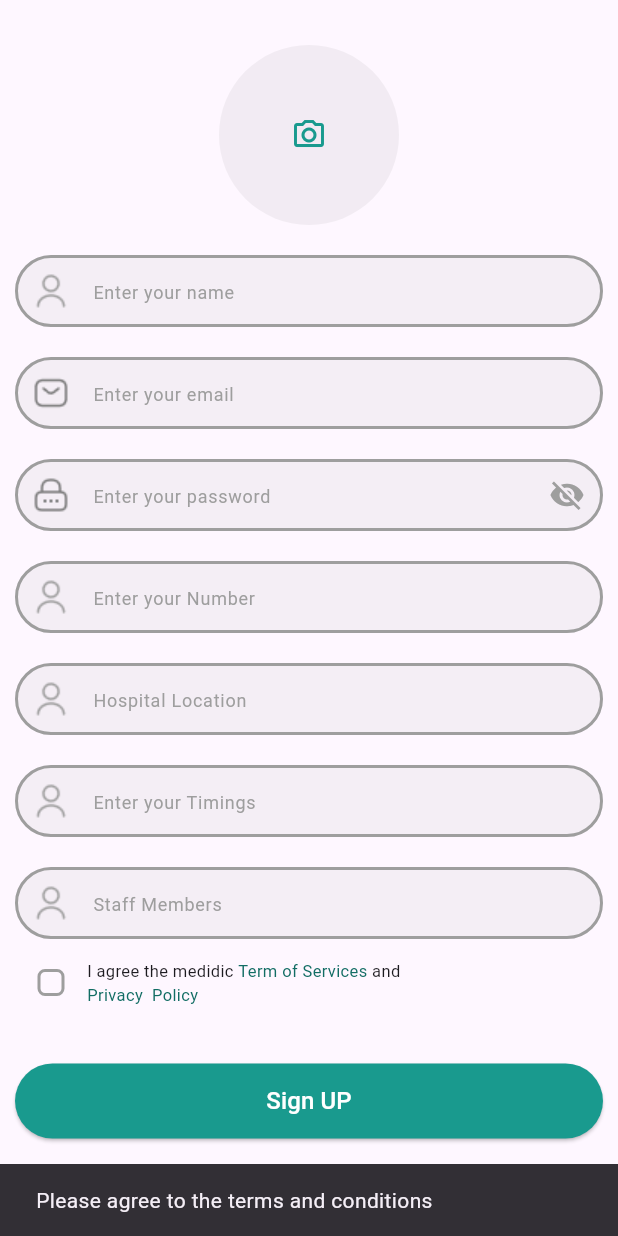
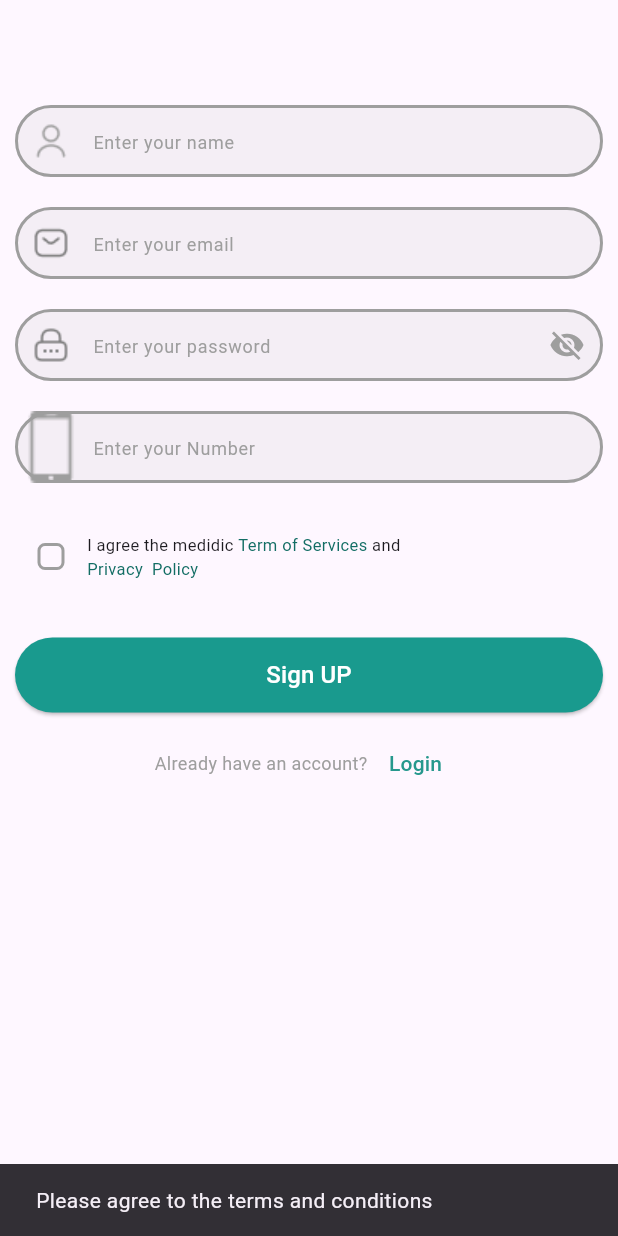
Before and after one commit to huzaifaAhmad9/FYP-SwiftAid, a Flutter app: the Doctor widget shown alone on an empty page, opened directly, after a tap on "Sign UP", on a phone screen of 412 x 824 dp. Run offline on Flutter 3.47's test engine with Material 3 defaults, Android fonts, the phone set to English and light mode, and no system bars; our stand-ins replace avatar_glow, firebase_auth, firebase_core, firebase_database, flutter_bloc, fluttertoast and 8 more; missing offline and left inert: animated_weight_picker, audio_waveforms, cupertino_height_picker, flutter_sound, scroll_wheel_date_picker, tutorial_coach_mark; accounts and stored records are empty.

Commit message:
single hospital api

```diff
--- a/lib/Screens/auth/SignUp/sign.dart
+++ b/lib/Screens/auth/SignUp/sign.dart
@@ -1,4 +1,7 @@
 import 'package:swift_aid/Screens/auth/components/custom_field.dart';
+import 'package:swift_aid/bloc/hospital_auth_bloc/hospital_auth_bloc.dart';
+import 'package:swift_aid/bloc/hospital_auth_bloc/hospital_auth_event.dart';
+import 'package:swift_aid/bloc/hospital_auth_bloc/hospital_auth_state.dart';
 import 'package:swift_aid/components/responsive_sized_box.dart';
 import 'package:swift_aid/Screens/auth/SignUp/verify_otp.dart';
 import 'package:swift_aid/bloc/auth_bloc/auth_evetns.dart';
@@ -542,9 +545,11 @@ class _DoctorState extends State<Doctor> {
   late TextEditingController _name;
   late TextEditingController _email;
   late TextEditingController _password;
+  late TextEditingController _number;
   late FocusNode _nameFocus;
   late FocusNode _emailFocus;
   late FocusNode _passwordFocus;
+  late FocusNode _numberFocus;
   bool _obscurePassword = true;
   bool _isEmailValid = false;
   bool _isChecked = false;
@@ -553,9 +558,9 @@ class _DoctorState extends State<Doctor> {
     showDialog(
       context: context,
       builder: (BuildContext context) {
-        return BlocBuilder<AuthBloc, AuthState>(
+        return BlocBuilder<HospitalAuthBloc, HospitalAuthState>(
           builder: (context, state) {
-            if (state is AuthloadingState) {
+            if (state is HospitalLoading) {
               return _buildDialog(
                 context,
                 content: const Row(
@@ -575,7 +580,7 @@ class _DoctorState extends State<Doctor> {
               );
             }
 
-            if (state is AuthSucessState) {
+            if (state is HospitalSuccess) {
               log("Success state triggered");
 
               // Show success dialog first
@@ -608,14 +613,14 @@ class _DoctorState extends State<Doctor> {
               });
             }
 
-            if (state is AuthErrorState) {
+            if (state is HospitalFailure) {
               return _buildDialog(
                 context,
                 content: Column(
                   mainAxisSize: MainAxisSize.min,
                   children: [
                     Text(
-                      state.message,
+                      state.error,
                       style: const TextStyle(
                           fontSize: 16, fontWeight: FontWeight.bold),
                       textAlign: TextAlign.center,
@@ -643,10 +648,10 @@ class _DoctorState extends State<Doctor> {
     final email = _email.text.trim();
     final password = _password.text.trim();
     final name = _name.text.trim();
+    final number = _number.text.trim();
 
-    context
-        .read<AuthBloc>()
-        .add(SignupEvent(email: email, password: password, name));
+    context.read<HospitalAuthBloc>().add(RegisterHospital(
+        email: email, password: password, name: name, phone: number));
     customDialogue();
   }
 
@@ -658,10 +663,12 @@ class _DoctorState extends State<Doctor> {
     _name = TextEditingController();
     _email = TextEditingController();
     _password = TextEditingController();
+    _number = TextEditingController();
 
     _nameFocus = FocusNode();
     _emailFocus = FocusNode();
     _passwordFocus = FocusNode();
+    _numberFocus = FocusNode();
     _email.addListener(_checkEmail);
 
     _nameFocus.addListener(() {
@@ -673,6 +680,9 @@ class _DoctorState extends State<Doctor> {
     _passwordFocus.addListener(() {
       setState(() {});
     });
+    _numberFocus.addListener(() {
+      setState(() {});
+    });
   }
 
   @override
@@ -680,9 +690,11 @@ class _DoctorState extends State<Doctor> {
     _name.dispose();
     _email.dispose();
     _password.dispose();
+    _number.dispose();
     _nameFocus.dispose();
     _emailFocus.dispose();
     _passwordFocus.dispose();
+    _numberFocus.dispose();
     super.dispose();
   }
 
@@ -710,20 +722,8 @@ class _DoctorState extends State<Doctor> {
               padding: const EdgeInsets.symmetric(horizontal: 10),
               child: Column(
                 children: [
-                  Container(
-                    height: 120,
-                    width: 120,
-                    decoration: BoxDecoration(
-                      color: AppColors.lightGrey.withOpacity(0.1),
-                      shape: BoxShape.circle,
-                    ),
-                    child: const Icon(
-                      Icons.camera_alt_outlined,
-                      color: AppColors.primaryColor,
-                    ),
-                  ),
                   const SizedBox(
-                    height: 20,
+                    height: 40,
                   ),
                   CustomField(
                     controller: _name,
@@ -824,15 +824,16 @@ class _DoctorState extends State<Doctor> {
                     height: 20,
                   ),
                   CustomField(
-                    controller: _name,
+                    controller: _number,
                     hintText: "Enter your Number",
                     obscureText: false,
-                    focusNode: _nameFocus,
+                    focusNode: _numberFocus,
                     prefixIcon: Image.asset(
-                      'assets/images/user.png',
-                      height: 20,
-                      width: 20,
-                      color: _nameFocus.hasFocus
+                      'assets/images/phone.png',
+                      scale: 0.3,
+                      height: 0,
+                      width: 0,
+                      color: _numberFocus.hasFocus
                           ? const Color.fromARGB(255, 18, 109, 100)
                           : Colors.grey,
                     ),
@@ -846,54 +847,6 @@ class _DoctorState extends State<Doctor> {
                   ),
                   const SizedBox(
                     height: 20,
-                  ),
-                  CustomField(
-                    controller: _name,
-                    hintText: "Hospital Location",
-                    obscureText: false,
-                    focusNode: _nameFocus,
-                    prefixIcon: Image.asset(
-                      'assets/images/user.png',
-                      height: 20,
-                      width: 20,
-                      color: _nameFocus.hasFocus
-                          ? const Color.fromARGB(255, 18, 109, 100)
-                          : Colors.grey,
-                    ),
-                  ),
-                  const SizedBox(
-                    height: 20,
-                  ),
-                  CustomField(
-                    controller: _name,
-                    hintText: "Enter your Timings",
-                    obscureText: false,
-                    focusNode: _nameFocus,
-                    prefixIcon: Image.asset(
-                      'assets/images/user.png',
-                      height: 20,
-                      width: 20,
-                      color: _nameFocus.hasFocus
-                          ? const Color.fromARGB(255, 18, 109, 100)
-                          : Colors.grey,
-                    ),
-                  ),
-                  const SizedBox(
-                    height: 20,
-                  ),
-                  CustomField(
-                    controller: _name,
-                    hintText: "Staff Members",
-                    obscureText: false,
-                    focusNode: _nameFocus,
-                    prefixIcon: Image.asset(
-                      'assets/images/user.png',
-                      height: 20,
-                      width: 20,
-                      color: _nameFocus.hasFocus
-                          ? const Color.fromARGB(255, 18, 109, 100)
-                          : Colors.grey,
-                    ),
                   ),
                   const SizedBox(
                     height: 5,
--- /dev/null
+++ b/lib/bloc/hospital_auth_bloc/hospital_auth_event.dart
@@ -0,0 +1,42 @@
+abstract class HospitalAuthEvent {}
+
+class RegisterHospital extends HospitalAuthEvent {
+  final String name;
+  final String email;
+  final String phone;
+  final String password;
+
+  RegisterHospital(
+      {required this.name,
+      required this.email,
+      required this.phone,
+      required this.password});
+}
+
+class LoginHospital extends HospitalAuthEvent {
+  final String email;
+  final String password;
+
+  LoginHospital({required this.email, required this.password});
+}
+
+class VerifyHospitalEmail extends HospitalAuthEvent {
+  final String otp;
+
+  VerifyHospitalEmail(this.otp);
+}
+
+class ResendHospitalOtp extends HospitalAuthEvent {}
+
+class ForgotHospitalPassword extends HospitalAuthEvent {
+  final String email;
+
+  ForgotHospitalPassword(this.email);
+}
+
+class ResetHospitalPassword extends HospitalAuthEvent {
+  final String otp;
+  final String newPassword;
+
+  ResetHospitalPassword({required this.otp, required this.newPassword});
+}
--- /dev/null
+++ b/lib/bloc/hospital_auth_bloc/hospital_auth_state.dart
@@ -0,0 +1,17 @@
+abstract class HospitalAuthState {}
+
+class HospitalInitial extends HospitalAuthState {}
+
+class HospitalLoading extends HospitalAuthState {}
+
+class HospitalSuccess extends HospitalAuthState {
+  final String message;
+
+  HospitalSuccess({required this.message});
+}
+
+class HospitalFailure extends HospitalAuthState {
+  final String error;
+
+  HospitalFailure({required this.error});
+}
```
Also changed, not shown: lib/bloc/hospital_auth_bloc/hospital_auth_bloc.dart (added, +98 -0 lines), lib/main.dart (+5 -3 lines), assets/images/phone.png (added), 4 other files.
